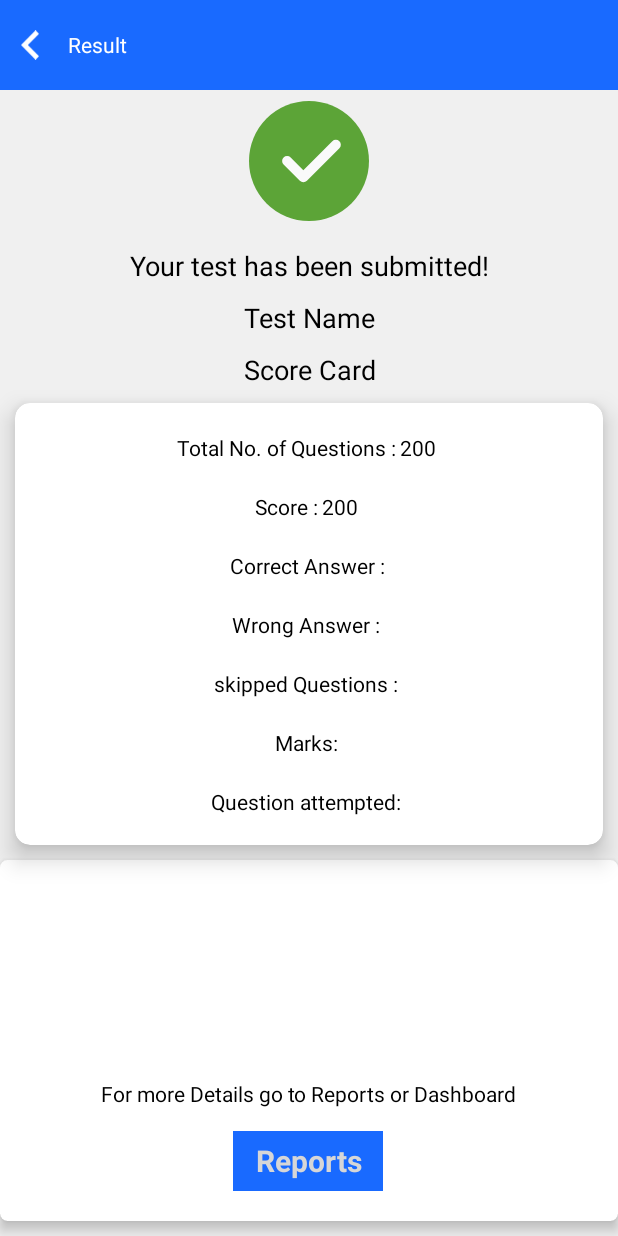
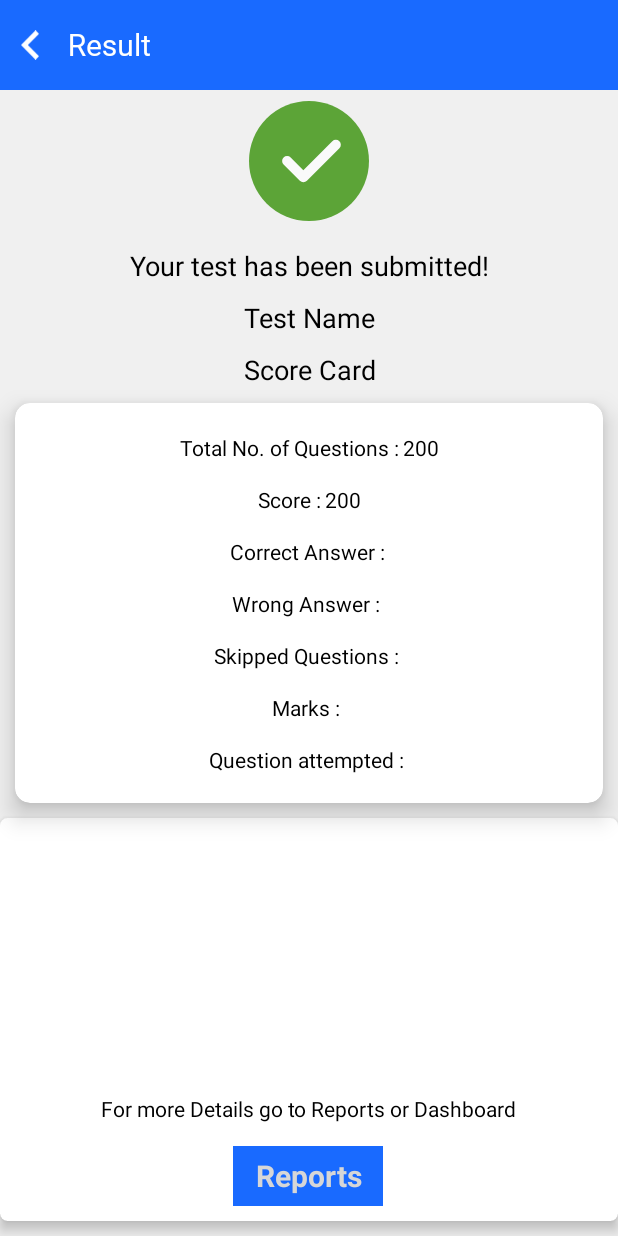
Before and after one commit to mjjoshi/StudyByVideo, an Android app: the layout result_screen.xml on its own in the app's theme, with its tools: preview values and no code run, on a phone screen of 412 x 824 dp. Run offline under Robolectric (Android 15) with nearby library versions, the light colour scheme and no system bars.

Commit message:
Review and Report screen changes

```diff
--- a/app/src/main/res/layout/reports_list.xml
+++ b/app/src/main/res/layout/reports_list.xml
@@ -1,6 +1,5 @@
 <?xml version="1.0" encoding="utf-8"?>
 <RelativeLayout xmlns:android="http://schemas.android.com/apk/res/android"
-    xmlns:app="http://schemas.android.com/apk/res-auto"
     android:layout_width="match_parent"
     android:layout_height="match_parent"
     android:background="@color/white"
--- a/app/src/main/res/layout/result_screen.xml
+++ b/app/src/main/res/layout/result_screen.xml
@@ -3,6 +3,7 @@
     xmlns:app="http://schemas.android.com/apk/res-auto"
     android:layout_width="match_parent"
     android:layout_height="match_parent"
+    xmlns:tools="http://schemas.android.com/tools"
     android:background="@color/colorGrey"
     android:orientation="vertical">
 
@@ -14,7 +15,7 @@
 
         <ImageView
             android:id="@+id/imgBtnProfileBack"
-            android:layout_width="@dimen/_40sdp"
+            android:layout_width="@dimen/dimen_40dp"
             android:layout_height="match_parent"
             android:layout_alignParentLeft="true"
             android:layout_alignParentTop="true"
@@ -29,14 +30,14 @@
             android:layout_height="wrap_content"
             android:layout_centerVertical="true"
             android:layout_gravity="center_vertical"
-            android:layout_marginTop="8dp"
             android:layout_toEndOf="@+id/imgBtnProfileBack"
             android:layout_toRightOf="@+id/imgBtnProfileBack"
             android:layout_weight="1"
             android:padding="5dp"
             android:text="Result"
+            android:fontFamily="@font/bold"
             android:textColor="@color/color_white"
-            android:textSize="14sp" />
+            android:textSize="@dimen/_20sdp" />
 
     </RelativeLayout>
 
@@ -81,11 +82,11 @@
     <androidx.cardview.widget.CardView
         android:layout_width="match_parent"
         android:layout_height="wrap_content"
-        android:layout_margin="10sp"
-        android:elevation="10sp"
+        android:layout_margin="@dimen/dimen_10dp"
+        android:elevation="@dimen/dimen_10dp"
         app:cardBackgroundColor="@color/color_white"
-        app:cardCornerRadius="10sp"
-        app:cardElevation="10sp">
+        app:cardCornerRadius="@dimen/dimen_10dp"
+        app:cardElevation="@dimen/dimen_10dp">
 
         <LinearLayout
             android:layout_width="match_parent"
@@ -98,9 +99,9 @@
                 android:layout_height="wrap_content"
                 android:layout_centerVertical="true"
                 android:layout_gravity="center"
-                android:layout_marginLeft="10sp"
-                android:layout_marginTop="20sp"
-                android:layout_marginRight="10sp"
+                android:layout_marginLeft="@dimen/dimen_10dp"
+                android:layout_marginTop="@dimen/dimen_20dp"
+                android:layout_marginRight="@dimen/dimen_10dp"
                 android:gravity="center_vertical"
                 android:orientation="horizontal">
 
@@ -116,7 +117,7 @@
                     android:layout_width="wrap_content"
                     android:layout_height="wrap_content"
                     android:gravity="center"
-                    android:text="200 "
+                    tools:text="200"
                     android:textColor="#000" />
 
             </LinearLayout>
@@ -126,9 +127,7 @@
                 android:layout_height="wrap_content"
                 android:layout_centerVertical="true"
                 android:layout_gravity="center"
-                android:layout_marginLeft="10sp"
-                android:layout_marginTop="20sp"
-                android:layout_marginRight="10sp"
+                android:layout_marginTop="@dimen/dimen_15dp"
                 android:gravity="center_vertical"
                 android:orientation="horizontal">
 
@@ -144,7 +143,7 @@
                     android:layout_width="wrap_content"
                     android:layout_height="wrap_content"
                     android:gravity="center"
-                    android:text="200 "
+                    tools:text="200"
                     android:textColor="#000" />
 
             </LinearLayout>
@@ -154,9 +153,7 @@
                 android:layout_height="wrap_content"
                 android:layout_centerVertical="true"
                 android:layout_gravity="center"
-                android:layout_marginLeft="10sp"
-                android:layout_marginTop="20sp"
-                android:layout_marginRight="10sp"
+                android:layout_marginTop="@dimen/dimen_15dp"
                 android:gravity="center_vertical"
                 android:orientation="horizontal">
 
@@ -181,9 +178,7 @@
                 android:layout_height="wrap_content"
                 android:layout_centerVertical="true"
                 android:layout_gravity="center"
-                android:layout_marginLeft="10sp"
-                android:layout_marginTop="20sp"
-                android:layout_marginRight="10sp"
+                android:layout_marginTop="@dimen/dimen_15dp"
                 android:gravity="center_vertical"
                 android:orientation="horizontal">
 
@@ -203,17 +198,11 @@
 
             </LinearLayout>
 
-
-
-
             <LinearLayout
                 android:layout_width="wrap_content"
                 android:layout_height="wrap_content"
-                android:layout_centerVertical="true"
                 android:layout_gravity="center"
-                android:layout_marginLeft="10sp"
-                android:layout_marginTop="20sp"
-                android:layout_marginRight="10sp"
+                android:layout_marginTop="@dimen/dimen_15dp"
                 android:gravity="center_vertical"
                 android:orientation="horizontal">
 
@@ -221,7 +210,7 @@
                     android:layout_width="wrap_content"
                     android:layout_height="wrap_content"
                     android:gravity="center"
-                    android:text="skipped Questions : "
+                    android:text="Skipped Questions : "
                     android:textColor="#000" />
 
                 <TextView
@@ -233,17 +222,11 @@
 
             </LinearLayout>
 
-
-
-
             <LinearLayout
                 android:layout_width="wrap_content"
                 android:layout_height="wrap_content"
-                android:layout_centerVertical="true"
                 android:layout_gravity="center"
-                android:layout_marginLeft="10sp"
-                android:layout_marginTop="20sp"
-                android:layout_marginRight="10sp"
+                android:layout_marginTop="@dimen/dimen_15dp"
                 android:gravity="center_vertical"
                 android:orientation="horizontal">
 
@@ -251,7 +234,7 @@
                     android:layout_width="wrap_content"
                     android:layout_height="wrap_content"
                     android:gravity="center"
-                    android:text="Marks: "
+                    android:text="Marks : "
                     android:textColor="#000" />
 
                 <TextView
@@ -263,15 +246,11 @@
 
             </LinearLayout>
 
-
             <LinearLayout
                 android:layout_width="wrap_content"
                 android:layout_height="wrap_content"
-                android:layout_centerVertical="true"
                 android:layout_gravity="center"
-                android:layout_marginLeft="10sp"
-                android:layout_marginTop="20sp"
-                android:layout_marginRight="10sp"
+                android:layout_marginTop="@dimen/dimen_15dp"
                 android:gravity="center_vertical"
                 android:orientation="horizontal">
 
@@ -279,7 +258,7 @@
                     android:layout_width="wrap_content"
                     android:layout_height="wrap_content"
                     android:gravity="center"
-                    android:text="Question attempted: "
+                    android:text="Question attempted : "
                     android:textColor="#000" />
 
                 <TextView
@@ -290,9 +269,6 @@
                     android:textColor="#000" />
 
             </LinearLayout>
-
-
-
 
             <TextView
                 android:id="@+id/txt_negative_marking_info"
@@ -310,7 +286,7 @@
         android:layout_width="match_parent"
         android:layout_height="match_parent"
         android:layout_gravity="center_horizontal"
-        android:layout_marginBottom="@dimen/_10sdp"
+        android:layout_marginBottom="@dimen/dimen_10dp"
         app:cardCornerRadius="@dimen/_5sdp"
         app:cardElevation="@dimen/_5sdp">
 
@@ -318,21 +294,21 @@
             android:layout_width="wrap_content"
             android:layout_height="wrap_content"
             android:layout_gravity="center_horizontal|bottom"
-            android:layout_marginBottom="@dimen/dimen_20dp"
+            android:layout_marginBottom="@dimen/dimen_10dp"
             android:orientation="vertical">
 
             <TextView
                 android:layout_width="wrap_content"
                 android:layout_height="wrap_content"
-                android:textColor="@color/black"
-                android:text="For more Details go to Reports or Dashboard" />
+                android:text="For more Details go to Reports or Dashboard"
+                android:textColor="@color/black" />
 
             <TextView
+                android:id="@+id/nextReports"
+                android:layout_width="@dimen/dimen_100dp"
+                android:layout_height="@dimen/dimen_40dp"
+                android:layout_gravity="center_horizontal"
                 android:layout_marginTop="@dimen/dimen_15dp"
-                android:layout_gravity="center_horizontal"
-                android:id="@+id/nextReports"
-                android:layout_width="100dp"
-                android:layout_height="40dp"
                 android:background="@color/mobile_bg"
                 android:gravity="center"
                 android:text="Reports"
--- a/app/src/main/res/layout/review.xml
+++ b/app/src/main/res/layout/review.xml
@@ -41,8 +41,9 @@
                     android:singleLine="true"
                     android:layout_toRightOf="@+id/address_back"
                     android:text="Review"
+                    android:fontFamily="@font/bold"
                     android:textColor="@color/color_white"
-                    android:textSize="18sp" />
+                    android:textSize="@dimen/_20sdp" />
 
             </RelativeLayout>
 
```
Also changed, not shown: app/src/main/java/com/android/studybyvideo/ApiClient/ApiInterface.java (+2 -5 lines), app/src/main/java/com/android/studybyvideo/CoursesActivity1.java (+6 -1 lines), app/src/main/java/com/android/studybyvideo/QuestionHistory.java (+16 -22 lines), app/src/main/java/com/android/studybyvideo/QuestionTestSeries.java (+41 -36 lines), app/src/main/java/com/android/studybyvideo/ReportsList.java (+6 -2 lines), app/src/main/java/com/android/studybyvideo/ResultScreen.java (+12 -7 lines), app/src/main/java/com/android/studybyvideo/model/ReponseReviewList.java (+10 -0 lines), app/src/main/java/com/android/studybyvideo/model/ReportsList.java (+5 -6 lines), app/src/main/java/com/android/studybyvideo/model/SubmitData.java (+15 -9 lines), app/src/main/res/layout/question_test_series.xml (+9 -6 lines), app/src/main/res/layout/review_list_item.xml (+3 -5 lines).
